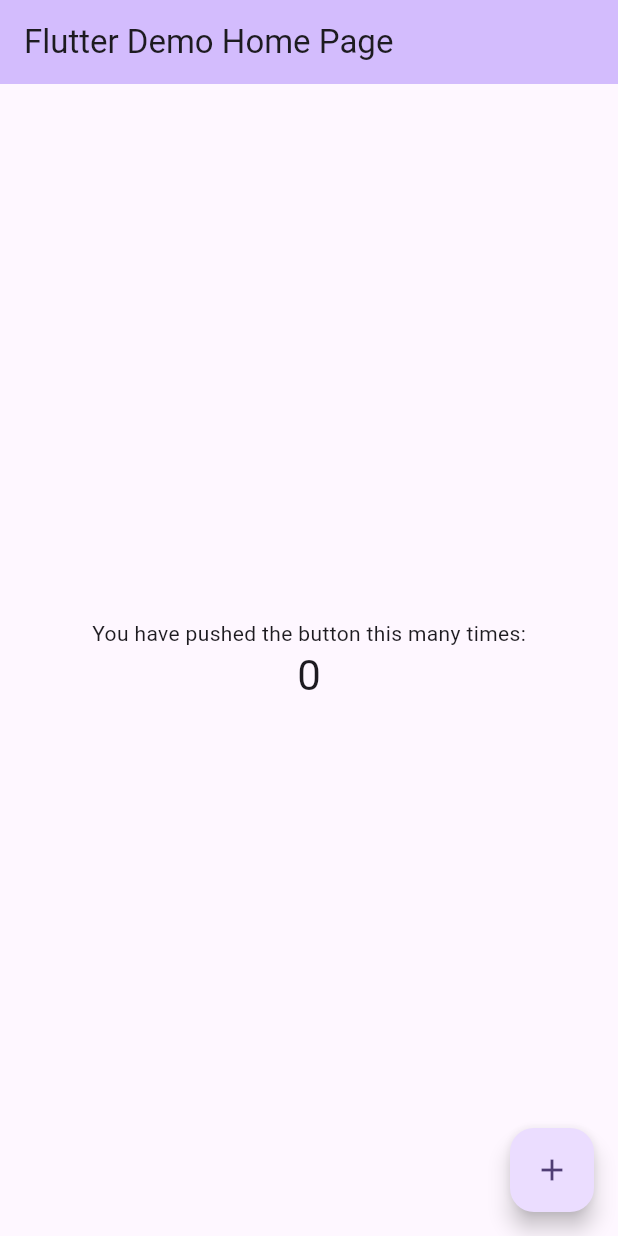
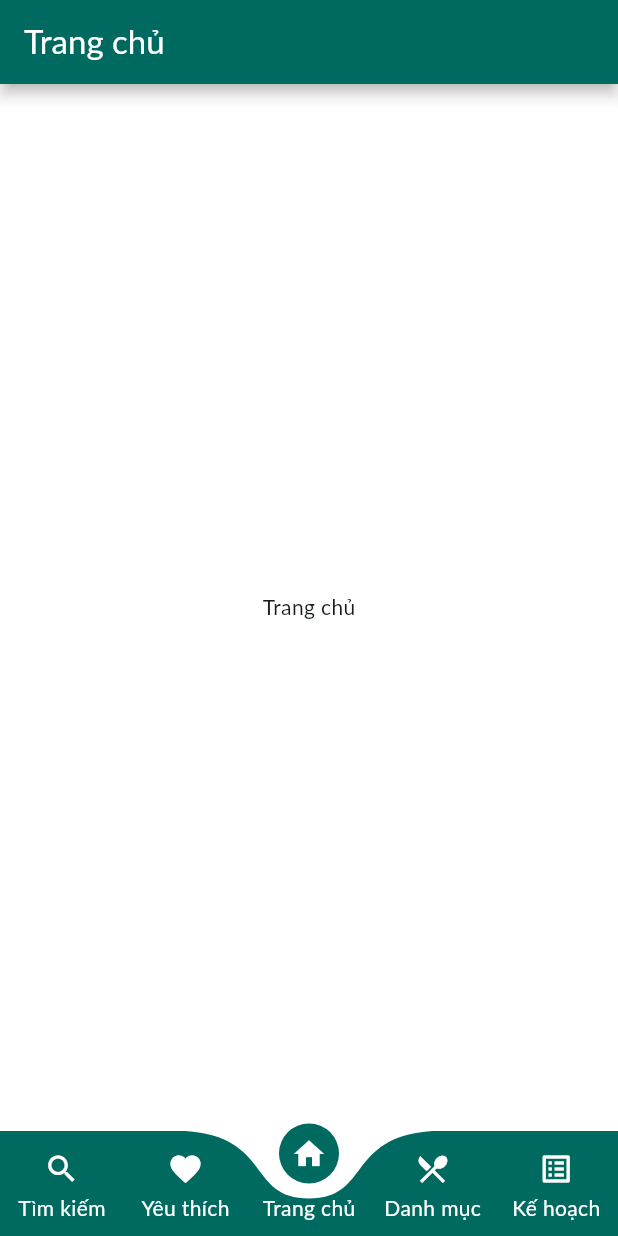
Before and after one commit to kaitogiang/Recipe-Mobile-App, a Flutter app: the screen it shows after launch, on a phone screen of 412 x 824 dp. Run offline on Flutter 3.47's test engine with Material 3 defaults, Android fonts, the phone set to English and light mode, and no system bars; drawn by our look-alikes of curved_labeled_navigation_bar; missing offline and left inert: molten_navigationbar_flutter; Roboto replaces fonts that are missing (Lato).

Commit message:
Tao bottom navigation bar cho app

```diff
--- a/lib/main.dart
+++ b/lib/main.dart
@@ -1,4 +1,9 @@
+
+import 'package:ct484_project/ui/food/foods_overview_screen.dart';
+import 'package:ct484_project/ui/food/foods_processing_category.dart';
 import 'package:flutter/material.dart';
+import 'package:molten_navigationbar_flutter/molten_navigationbar_flutter.dart';
+import 'package:provider/provider.dart';
 
 void main() {
   runApp(const MyApp());
@@ -7,119 +12,32 @@ void main() {
 class MyApp extends StatelessWidget {
   const MyApp({super.key});
 
-  // This widget is the root of your application.
   @override
   Widget build(BuildContext context) {
+    final colorScheme = ColorScheme.fromSeed(
+      seedColor: Colors.teal,
+      secondary: Colors.orange,
+      background: Colors.white,
+      surface: Colors.white
+    );
     return MaterialApp(
-      title: 'Flutter Demo',
-      theme: ThemeData(
-        // This is the theme of your application.
-        //
-        // TRY THIS: Try running your application with "flutter run". You'll see
-        // the application has a blue toolbar. Then, without quitting the app,
-        // try changing the seedColor in the colorScheme below to Colors.green
-        // and then invoke "hot reload" (save your changes or press the "hot
-        // reload" button in a Flutter-supported IDE, or press "r" if you used
-        // the command line to start the app).
-        //
-        // Notice that the counter didn't reset back to zero; the application
-        // state is not lost during the reload. To reset the state, use hot
-        // restart instead.
-        //
-        // This works for code too, not just values: Most code changes can be
-        // tested with just a hot reload.
-        colorScheme: ColorScheme.fromSeed(seedColor: Colors.deepPurple),
-        useMaterial3: true,
-      ),
-      home: const MyHomePage(title: 'Flutter Demo Home Page'),
-    );
+        title: 'My Receipt',
+        debugShowCheckedModeBanner: false,
+        theme: ThemeData(
+          fontFamily: 'Lato',
+          colorScheme: colorScheme,
+          appBarTheme: AppBarTheme(
+            backgroundColor: colorScheme.primary,
+            foregroundColor: colorScheme.onPrimary,
+            elevation: 4,
+            shadowColor: colorScheme.shadow
+          ),
+          iconTheme: IconThemeData(color: Colors.white)
+        ),
+        home: const SafeArea(child: FoodsOverviewScreen()),
+        routes: {
+          FoodsProcessingCategory.routeName: (ctx) => const SafeArea(child: FoodsProcessingCategory() )
+        },
+      );
   }
 }
-
-class MyHomePage extends StatefulWidget {
-  const MyHomePage({super.key, required this.title});
-
-  // This widget is the home page of your application. It is stateful, meaning
-  // that it has a State object (defined below) that contains fields that affect
-  // how it looks.
-
-  // This class is the configuration for the state. It holds the values (in this
-  // case the title) provided by the parent (in this case the App widget) and
-  // used by the build method of the State. Fields in a Widget subclass are
-  // always marked "final".
-
-  final String title;
-
-  @override
-  State<MyHomePage> createState() => _MyHomePageState();
-}
-
-class _MyHomePageState extends State<MyHomePage> {
-  int _counter = 0;
-
-  void _incrementCounter() {
-    setState(() {
-      // This call to setState tells the Flutter framework that something has
-      // changed in this State, which causes it to rerun the build method below
-      // so that the display can reflect the updated values. If we changed
-      // _counter without calling setState(), then the build method would not be
-      // called again, and so nothing would appear to happen.
-      _counter++;
-    });
-  }
-
-  @override
-  Widget build(BuildContext context) {
-    // This method is rerun every time setState is called, for instance as done
-    // by the _incrementCounter method above.
-    //
-    // The Flutter framework has been optimized to make rerunning build methods
-    // fast, so that you can just rebuild anything that needs updating rather
-    // than having to individually change instances of widgets.
-    return Scaffold(
-      appBar: AppBar(
-        // TRY THIS: Try changing the color here to a specific color (to
-        // Colors.amber, perhaps?) and trigger a hot reload to see the AppBar
-        // change color while the other colors stay the same.
-        backgroundColor: Theme.of(context).colorScheme.inversePrimary,
-        // Here we take the value from the MyHomePage object that was created by
-        // the App.build method, and use it to set our appbar title.
-        title: Text(widget.title),
-      ),
-      body: Center(
-        // Center is a layout widget. It takes a single child and positions it
-        // in the middle of the parent.
-        child: Column(
-          // Column is also a layout widget. It takes a list of children and
-          // arranges them vertically. By default, it sizes itself to fit its
-          // children horizontally, and tries to be as tall as its parent.
-          //
-          // Column has various properties to control how it sizes itself and
-          // how it positions its children. Here we use mainAxisAlignment to
-          // center the children vertically; the main axis here is the vertical
-          // axis because Columns are vertical (the cross axis would be
-          // horizontal).
-          //
-          // TRY THIS: Invoke "debug painting" (choose the "Toggle Debug Paint"
-          // action in the IDE, or press "p" in the console), to see the
-          // wireframe for each widget.
-          mainAxisAlignment: MainAxisAlignment.center,
-          children: <Widget>[
-            const Text(
-              'You have pushed the button this many times:',
-            ),
-            Text(
-              '$_counter',
-              style: Theme.of(context).textTheme.headlineMedium,
-            ),
-          ],
-        ),
-      ),
-      floatingActionButton: FloatingActionButton(
-        onPressed: _incrementCounter,
-        tooltip: 'Increment',
-        child: const Icon(Icons.add),
-      ), // This trailing comma makes auto-formatting nicer for build methods.
-    );
-  }
-}
--- /dev/null
+++ b/lib/ui/food/foods_overview_screen.dart
@@ -0,0 +1,22 @@
+
+import 'package:ct484_project/ui/shared/bottom_navigation_bar.dart';
+import 'package:flutter/material.dart';
+import 'package:molten_navigationbar_flutter/molten_navigationbar_flutter.dart';
+
+import 'foods_processing_category.dart';
+
+class FoodsOverviewScreen extends StatelessWidget {
+  const FoodsOverviewScreen({super.key});
+  @override
+  Widget build(BuildContext context) {
+    return Scaffold(
+        appBar: AppBar(
+          title: const Text('Trang chủ'),
+        ),
+        bottomNavigationBar: BottomCurveNavigationBar(),
+        body: Center(
+          child: const Text("Trang chủ"),
+        ),
+      );
+  }
+}
--- /dev/null
+++ b/lib/ui/food/foods_processing_category.dart
@@ -0,0 +1,21 @@
+
+import 'package:flutter/material.dart';
+
+import '../shared/bottom_navigation_bar.dart';
+
+class FoodsProcessingCategory extends StatelessWidget {
+  static const routeName = '/category';
+  const FoodsProcessingCategory({super.key});
+  @override
+  Widget build(BuildContext context) {
+    return Scaffold(
+      appBar: AppBar(
+        title: const Text('Danh mục chế biến'),
+      ),
+      bottomNavigationBar: BottomCurveNavigationBar(),
+      body: Center(
+        child: const Text('Danh mục chế biến'),
+      ),
+    );
+  }
+}
--- /dev/null
+++ b/lib/ui/shared/bottom_navigation_bar.dart
@@ -0,0 +1,62 @@
+
+import 'package:ct484_project/ui/food/foods_processing_category.dart';
+import 'package:curved_labeled_navigation_bar/curved_navigation_bar.dart';
+import 'package:curved_labeled_navigation_bar/curved_navigation_bar_item.dart';
+import 'package:flutter/material.dart';
+import 'package:provider/provider.dart';
+
+class BottomCurveNavigationBar extends StatefulWidget {
+  const BottomCurveNavigationBar(
+    {super.key});
+  @override
+  State<BottomCurveNavigationBar> createState() => _bottomNavigationBarState();
+}
+
+class _bottomNavigationBarState extends State<BottomCurveNavigationBar> {
+  int _selectedIndex = 2;
+  @override
+  Widget build(BuildContext context) {
+
+      return CurvedNavigationBar(
+        backgroundColor: Colors.white,
+        color: Theme.of(context).primaryColor,
+        index: _selectedIndex,
+        items: [
+          CurvedNavigationBarItem(
+            child: Icon(Icons.search, color: Colors.white,),
+            label: 'Tìm kiếm',
+            labelStyle: TextStyle(color: Colors.white)
+          ),
+          CurvedNavigationBarItem(
+            child: Icon(Icons.favorite, color: Colors.white),
+            label: 'Yêu thích',
+            labelStyle: TextStyle(color: Colors.white)
+
+          ),
+          CurvedNavigationBarItem(
+            child: Icon(Icons.home),
+            label: 'Trang chủ',
+            labelStyle: TextStyle(color: Colors.white)
+
+          ),
+          CurvedNavigationBarItem(
+            child: Icon(Icons.restaurant_menu),
+            label: 'Danh mục',
+            labelStyle: TextStyle(color: Colors.white)
+          ),
+          CurvedNavigationBarItem(
+            child: Icon(Icons.list_alt),
+            label: 'Kế hoạch',
+            labelStyle: TextStyle(color: Colors.white)
+          )
+        ],
+        onTap: (index) {
+          setState(() {
+            print(index);
+          });
+        },
+        animationCurve: Curves.ease,
+        animationDuration: Duration(milliseconds: 200),
+      );
+  }
+}
--- a/pubspec.yaml
+++ b/pubspec.yaml
@@ -12,6 +12,10 @@ dependencies:
   flutter:
     sdk: flutter
   cupertino_icons: ^1.0.6
+  molten_navigationbar_flutter: ^1.0.0
+  animated_notch_bottom_bar: ^1.0.0
+  curved_labeled_navigation_bar: ^2.0.2
+  provider: ^6.0.5
 
 dev_dependencies:
   flutter_test:
```
Also changed, not shown: pubspec.lock, 1 other file.
